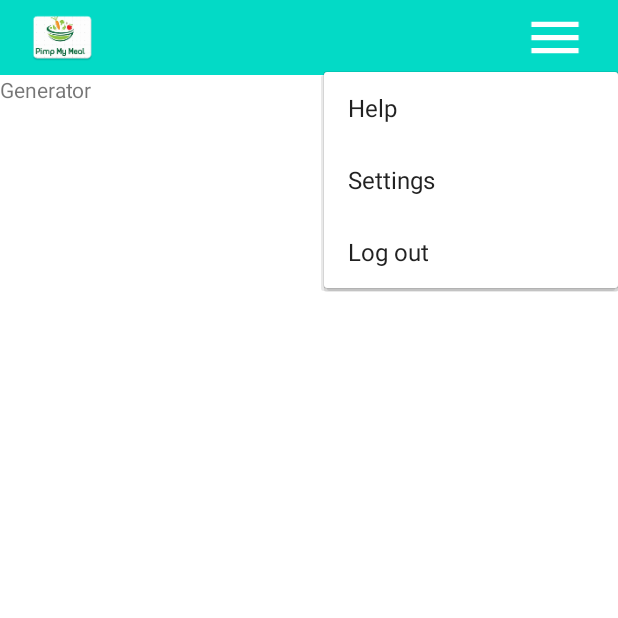
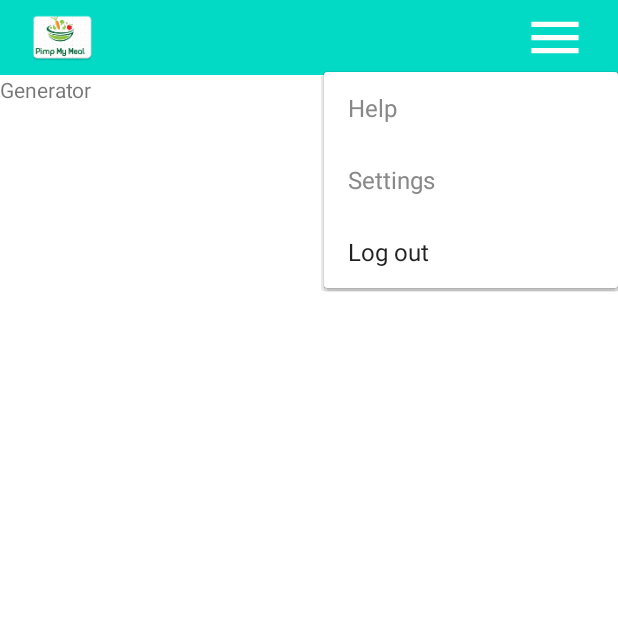
Before and after one commit to DaubieMatthieu/PimpMyMeal, an Android app: the GeneratorActivity screen opened directly, with no data from a screen before it, after a tap on "Header menu button", on a phone screen of 412 x 824 dp, the top half of it. Run offline under Robolectric (Android 15) with nearby library versions, the phone set to English and light mode, and no system bars.

Commit message:
Changes to logout and popup menu items
LogOut button functionality implemented, taking you to the sign in activity, settings and help buttons greyed out and corrected the sign in button

```diff
--- a/app/src/main/java/com/example/pimpmymeal/ui/buttonFunction/Header.java
+++ b/app/src/main/java/com/example/pimpmymeal/ui/buttonFunction/Header.java
@@ -1,9 +1,15 @@
 package com.example.pimpmymeal.ui.buttonFunction;
 
 import android.content.Context;
+import android.content.Intent;
+import android.graphics.Color;
+import android.text.SpannableString;
+import android.text.style.ForegroundColorSpan;
 import android.util.AttributeSet;
 import android.util.Log;
 import android.view.LayoutInflater;
+import android.view.Menu;
+import android.view.MenuItem;
 import android.widget.ImageButton;
 import android.widget.LinearLayout;
 import android.widget.PopupMenu;
@@ -12,6 +18,8 @@ import android.widget.Toast;
 import androidx.annotation.Nullable;
 
 import com.example.pimpmymeal.R;
+import com.example.pimpmymeal.ui.SearchActivity;
+import com.example.pimpmymeal.ui.SignInActivity;
 
 public class Header extends LinearLayout {
     private ImageButton loginButton;
@@ -56,11 +64,24 @@ public class Header extends LinearLayout {
                     case R.id.logOutItem:
                         Log.d("Items", "Log Out Clicked");
                         Toast.makeText(loginButton.getContext(), "Log Out Clicked", Toast.LENGTH_SHORT).show();
+                        Intent intent = new Intent(view.getContext(), SignInActivity.class);
+                        view.getContext().startActivity(intent);
                         return true;
                     default:
                         return false;
                 }
             });
+            //Grey out the help and settings menu items since they are not implemented, just making a Toast
+            Menu menuChange = menu.getMenu();
+            MenuItem item = menuChange.getItem(0);
+            SpannableString s = new SpannableString(item.getTitle());
+            s.setSpan(new ForegroundColorSpan(Color.GRAY), 0, s.length(), 0);
+            item.setTitle(s);
+
+            item = menuChange.getItem(1);
+            s = new SpannableString(item.getTitle());
+            s.setSpan(new ForegroundColorSpan(Color.GRAY), 0, s.length(), 0);
+            item.setTitle(s);
             menu.show();
             Log.d("Items", "Menu Clicked");
         });
```
Also changed, not shown: app/src/main/java/com/example/pimpmymeal/ui/SignInActivity.java (+26 -2 lines).
